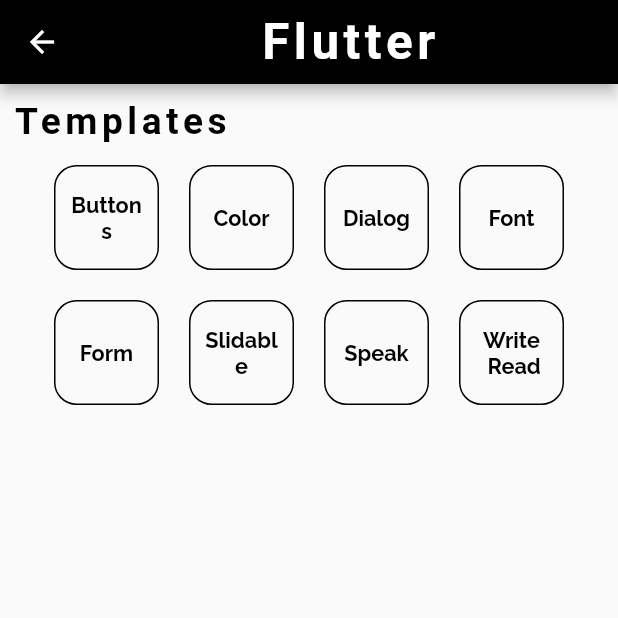
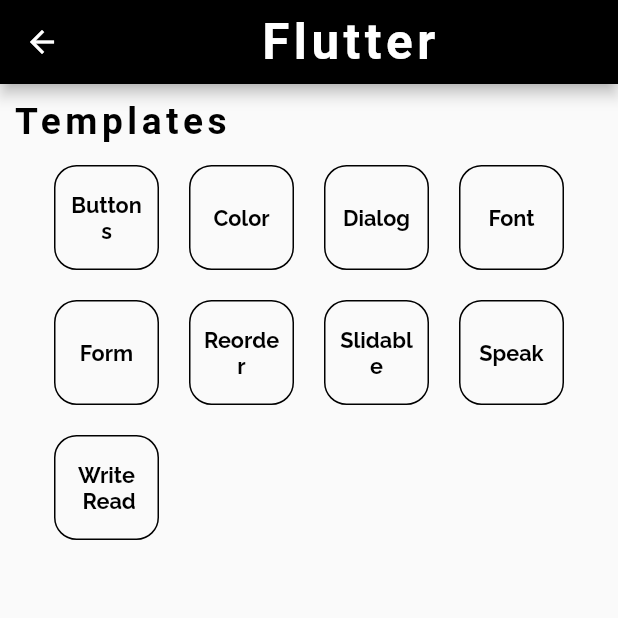
Before and after one commit to Andresit0/App_Tutorials, a Flutter app: the FlutterUI screen opened directly, on a phone screen of 412 x 824 dp, the top half of it. Run offline on Flutter 3.47's test engine with Material 2 defaults, Android fonts, the phone set to English and light mode, and no system bars; our stand-ins replace flutter_slidable, flutter_tts, google_fonts, reorderables.

Commit message:
tutorials

```diff
--- a/tutorials/lib/ui/flutterTutorial/flutterUI.dart
+++ b/tutorials/lib/ui/flutterTutorial/flutterUI.dart
@@ -9,6 +9,7 @@
 import 'color/color.dart' as color;
 import 'speak/speak.dart' as speak;
 import 'form/form.dart' as form;
+import 'reorderable/reorderable.dart' as reorderable;
 import 'writeRead/writeRead.dart' as writeRead;
 import 'slidable/slidable.dart' as slidable;
 
@@ -187,6 +188,29 @@
                             1,
                             colorPrimary,
                             globalFont.titleIconTutorial(
+                                'Reorder',
+                                Colors.black,
+                                size() * 3.5,
+                                TextAlign.center), () {
+                          Navigator.push(
+                            context,
+                            MaterialPageRoute(
+                                builder: (context) => Container(
+                                      child: reorderable.Reorderable(),
+                                    )),
+                          );
+                        }),
+                      ),
+                      Container(
+                        width: 70,
+                        height: 70,
+                        child: globalBtn.btnText(
+                            Colors.transparent,
+                            colorPrimary,
+                            15,
+                            1,
+                            colorPrimary,
+                            globalFont.titleIconTutorial(
                                 'Slidable',
                                 Colors.black,
                                 size() * 3.5,
--- /dev/null
+++ b/tutorials/lib/ui/flutterTutorial/reorderable/code.dart
@@ -0,0 +1,38 @@
+String reorderable = '''
+import 'package:flutter/material.dart';
+import 'package:reorderables/reorderables.dart';
+
+Widget reorderableWidget(Widget widget) {
+  return ReorderableWidget(
+    reorderable: true,
+    key: ValueKey(1),
+    child: Container(
+      width: double.infinity,
+      child: Align(
+        alignment: Alignment.centerLeft,
+        child: widget,
+      ),
+    ),
+  );
+}
+
+Widget showReorderableWidgetList(List<Widget> rows) {
+  void onReorder(int oldIndex, int newIndex) {
+    Widget row = rows.removeAt(oldIndex);
+    rows.insert(newIndex, row);
+  }
+
+  return ReorderableColumn(
+    //header: Text('THIS IS THE HEADER ROW'),
+    //footer: Text('THIS IS THE FOOTER ROW'),
+    crossAxisAlignment: CrossAxisAlignment.start,
+    children: rows,
+    onReorder: onReorder,
+    onNoReorder: (int index) {
+      //this callback is optional
+      debugPrint(
+          '\${DateTime.now().toString().substring(5, 22)} reorder cancelled. index:\$index');
+    },
+  );
+}
+''';
--- a/tutorials/pubspec.yaml
+++ b/tutorials/pubspec.yaml
@@ -27,6 +27,7 @@
   url_launcher: ^6.0.8
   flutter_tts: ^3.2.1
   flutter_slidable: ^0.6.0
+  reorderables: ^0.4.1
 
   # The following adds the Cupertino Icons font to your application.
   # Use with the CupertinoIcons class for iOS style icons.
```
Also changed, not shown: tutorials/lib/ui/flutterTutorial/reorderable/learn.dart (added, +88 -0 lines), tutorials/lib/ui/flutterTutorial/reorderable/reorderable.dart (added, +57 -0 lines), tutorials/lib/ui/global/reorderableWidget.dart (added, +36 -0 lines), tutorials/pubspec.lock.
